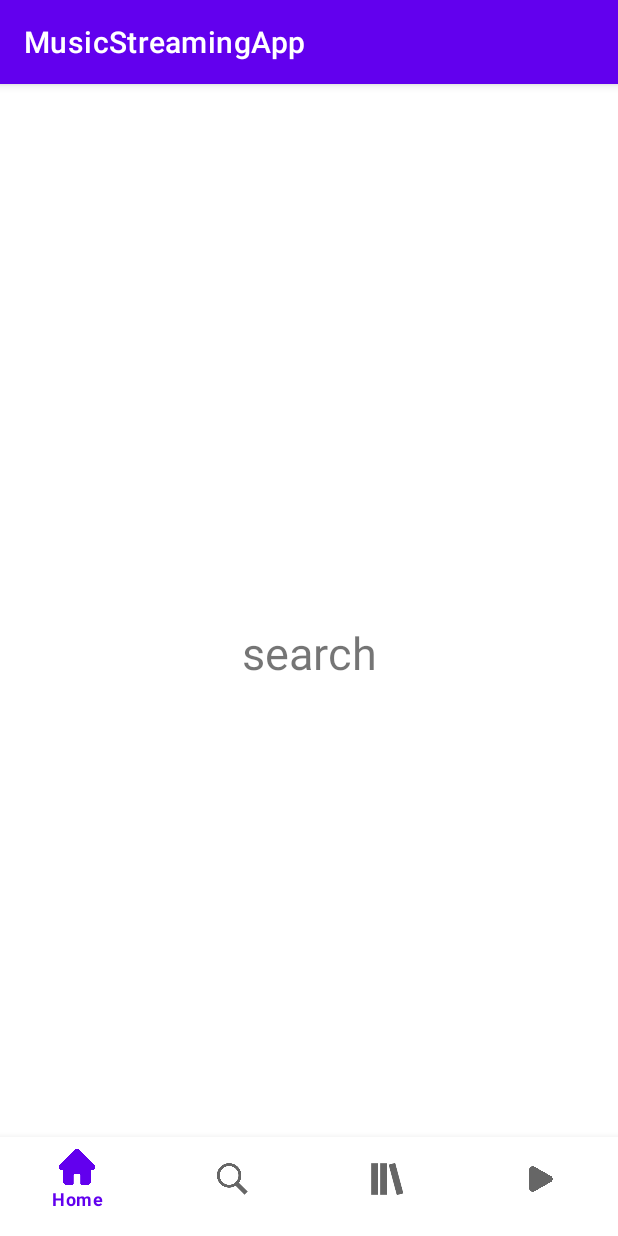
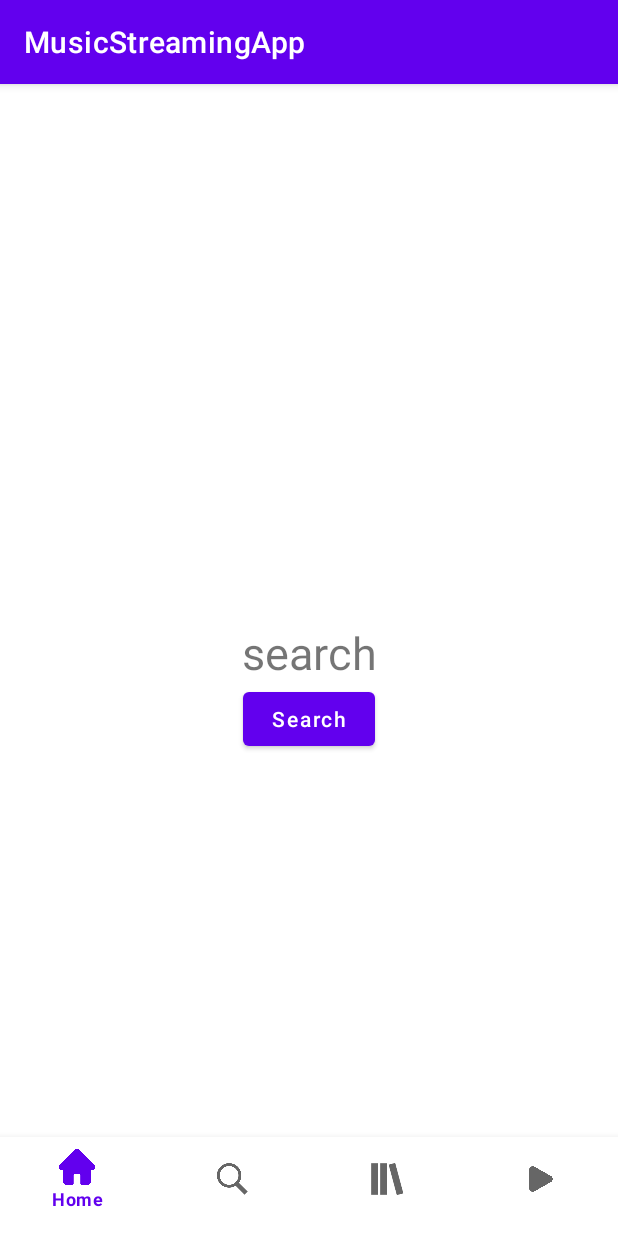
Before and after one commit to rahulshah5/MusicStreamingAndroidApp, an Android app: the fragment SearchFragment placed in its activity, on a phone screen of 412 x 824 dp. Run offline under Robolectric (Android 15) with nearby library versions, the phone set to English and light mode, and no system bars; our stand-ins replace Picasso; pictures from the network do not load.

Commit message:
activity_search modified

```diff
--- a/app/src/main/res/layout/activity_search.xml
+++ b/app/src/main/res/layout/activity_search.xml
@@ -5,10 +5,20 @@
 
     <TextView
         android:layout_width="match_parent"
-        android:layout_height="match_parent"
+        android:layout_height="wrap_content"
         android:text="search"
         android:textSize="30sp"
         android:layout_centerInParent="true"
-        android:gravity="center"/>
+        android:gravity="center"
+        android:id="@+id/searchTextView"/>
+
+
+    <Button
+        android:layout_width="wrap_content"
+        android:layout_height="wrap_content"
+        android:text="Search"
+        android:textAllCaps="false"
+        android:layout_below="@id/searchTextView"
+        android:layout_centerInParent="true"/>
 
 </RelativeLayout>
```
